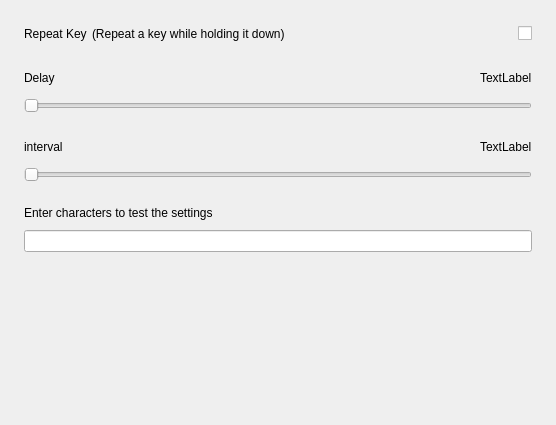
This is src/general-page.ui in openeuler-mirror/kiran-control-panel as Qt 5 draws it before an edit. The edited form follows.
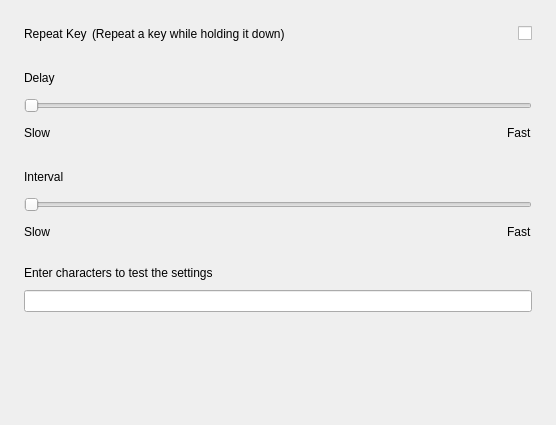
This is the edited form. Custom widgets are drawn as their Qt base class.

Commit message:
feature(general_page):add general option setting function with dbus interface
- 使用dbus接口完成通用选项设置功能

```diff
--- a/src/general-page.ui
+++ b/src/general-page.ui
@@ -97,13 +97,6 @@
          </property>
         </spacer>
        </item>
-       <item>
-        <widget class="QLabel" name="label_delay_level">
-         <property name="text">
-          <string>TextLabel</string>
-         </property>
-        </widget>
-       </item>
       </layout>
      </item>
      <item>
@@ -113,6 +106,40 @@
        </property>
       </widget>
      </item>
+     <item>
+      <layout class="QHBoxLayout" name="horizontalLayout">
+       <property name="spacing">
+        <number>0</number>
+       </property>
+       <item>
+        <widget class="QLabel" name="label_2">
+         <property name="text">
+          <string>Slow</string>
+         </property>
+        </widget>
+       </item>
+       <item>
+        <spacer name="horizontalSpacer_4">
+         <property name="orientation">
+          <enum>Qt::Horizontal</enum>
+         </property>
+         <property name="sizeHint" stdset="0">
+          <size>
+           <width>40</width>
+           <height>20</height>
+          </size>
+         </property>
+        </spacer>
+       </item>
+       <item>
+        <widget class="QLabel" name="label">
+         <property name="text">
+          <string>Fast</string>
+         </property>
+        </widget>
+       </item>
+      </layout>
+     </item>
     </layout>
    </item>
    <item>
@@ -125,7 +152,7 @@
        <item>
         <widget class="QLabel" name="label_interval">
          <property name="text">
-          <string>interval</string>
+          <string>Interval</string>
          </property>
         </widget>
        </item>
@@ -142,22 +169,58 @@
          </property>
         </spacer>
        </item>
-       <item>
-        <widget class="QLabel" name="label_interval_level">
-         <property name="text">
-          <string>TextLabel</string>
-         </property>
-        </widget>
-       </item>
       </layout>
      </item>
      <item>
       <widget class="QSlider" name="hslider_interval">
+       <property name="minimum">
+        <number>10</number>
+       </property>
+       <property name="maximum">
+        <number>110</number>
+       </property>
+       <property name="singleStep">
+        <number>1</number>
+       </property>
        <property name="orientation">
         <enum>Qt::Horizontal</enum>
        </property>
       </widget>
      </item>
+     <item>
+      <layout class="QHBoxLayout" name="horizontalLayout_5">
+       <property name="spacing">
+        <number>0</number>
+       </property>
+       <item>
+        <widget class="QLabel" name="label_4">
+         <property name="text">
+          <string>Slow</string>
+         </property>
+        </widget>
+       </item>
+       <item>
+        <spacer name="horizontalSpacer_5">
+         <property name="orientation">
+          <enum>Qt::Horizontal</enum>
+         </property>
+         <property name="sizeHint" stdset="0">
+          <size>
+           <width>40</width>
+           <height>20</height>
+          </size>
+         </property>
+        </spacer>
+       </item>
+       <item>
+        <widget class="QLabel" name="label_3">
+         <property name="text">
+          <string>Fast</string>
+         </property>
+        </widget>
+       </item>
+      </layout>
+     </item>
     </layout>
    </item>
    <item>
```
Left out of the diff: 9 changed lines with no effect on the pictures. The commit also changes 9 other files.
